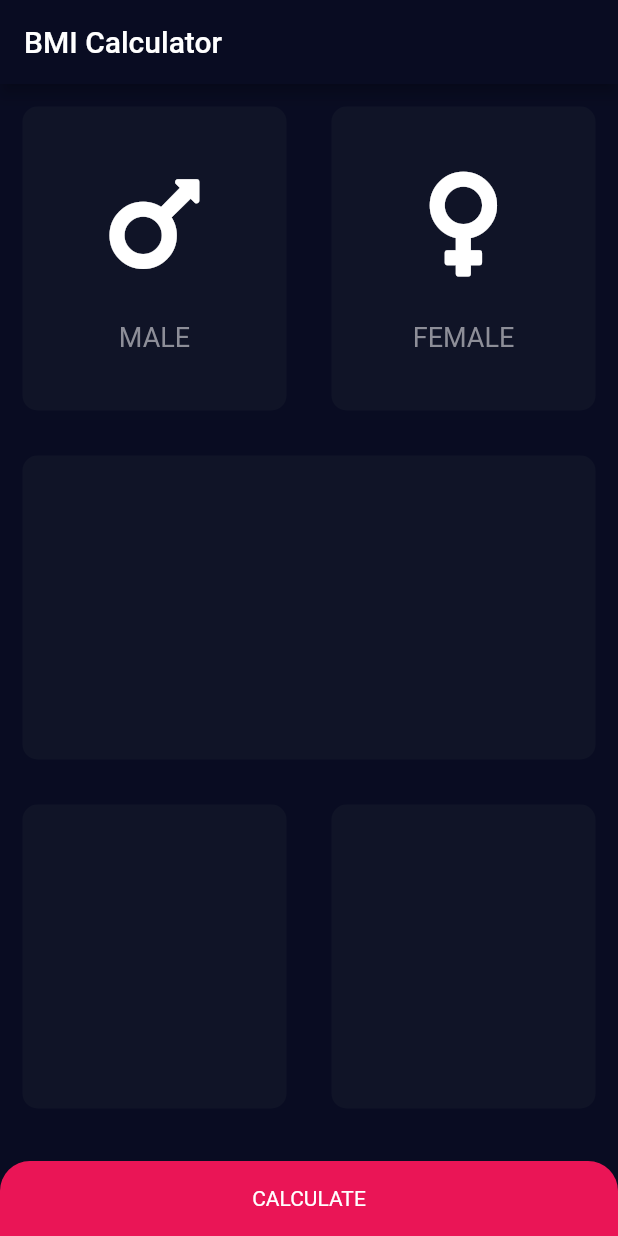
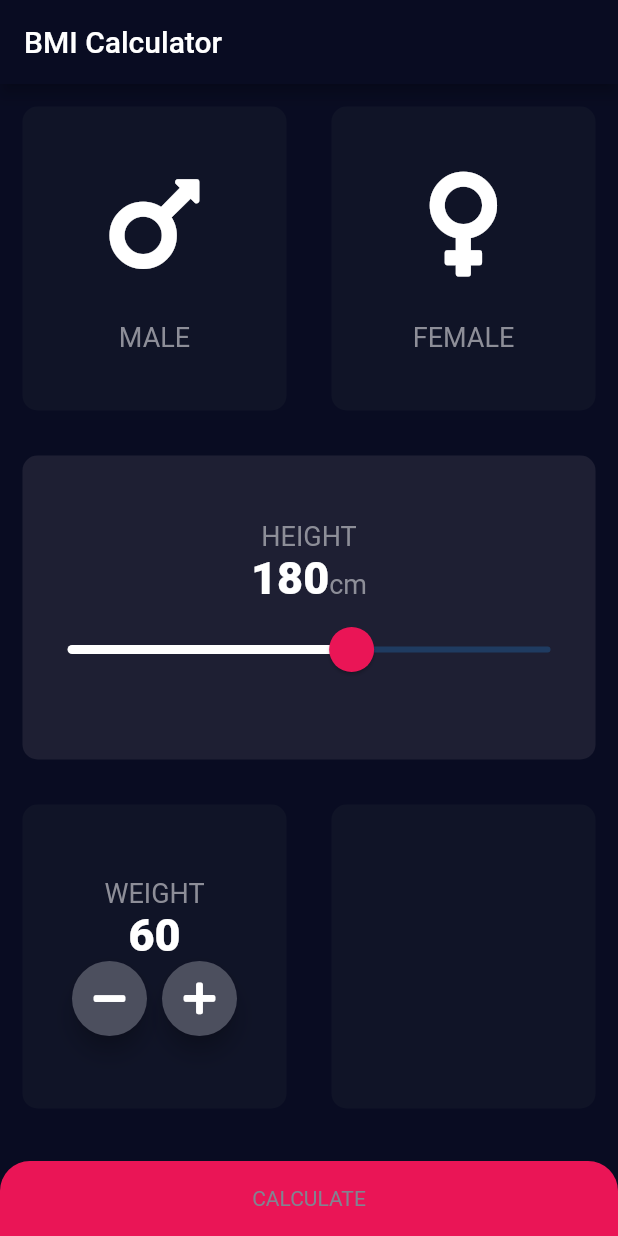
Before and after one commit to tdnghia98/bmi_calculator, a Flutter app: the screen it shows after launch, on a phone screen of 412 x 824 dp. Run offline on Flutter 3.47's test engine with Material 2 defaults, Android fonts, the phone set to English and light mode, and no system bars; our stand-ins replace font_awesome_flutter.

Commit message:
add ưeight ưidget

```diff
--- a/lib/card_child.dart
+++ b/lib/card_child.dart
@@ -1,9 +1,5 @@
 import 'package:flutter/material.dart';
-
-const labelTextStyle = TextStyle(
-  color: Color(0xFF8D8E98),
-  fontSize: 18.0,
-);
+import 'constants.dart';
 
 class CardChild extends StatelessWidget {
   CardChild({@required this.icon, this.cardTitle});
@@ -26,7 +22,7 @@ class CardChild extends StatelessWidget {
         ),
         Text(
           cardTitle,
-          style: labelTextStyle,
+          style: kLabelTextStyle,
         ),
       ],
     );
--- /dev/null
+++ b/lib/constants.dart
@@ -0,0 +1,19 @@
+import 'package:flutter/material.dart';
+
+const Color kCardInactiveColor = Color(0xFF101427);
+const Color kCardActiveColor = Color(0xFF1E1F33);
+const Color kRedPinkAccentColor = Color(0xFFEA1556);
+const Color kSliderActiveColor = kRedPinkAccentColor;
+const Color kSliderInactiveColor = Color(0xFF8D8E98);
+const kBottomContainerHeight = 50.0;
+
+const kLabelTextStyle = TextStyle(
+  color: Color(0xFF8D8E98),
+  fontSize: 18.0,
+);
+
+const kNumberTextStyle = TextStyle(
+  color: Colors.white,
+  fontSize: 30.0,
+  fontWeight: FontWeight.w900,
+);
--- a/lib/input_page.dart
+++ b/lib/input_page.dart
@@ -4,11 +4,7 @@ import 'package:font_awesome_flutter/font_awesome_flutter.dart';
 
 import 'reusable_card.dart';
 import 'card_child.dart';
-
-const Color inactiveCardColor = Color(0xFF101427);
-const Color activeCardColor = Color(0xFF1E1F33);
-const Color redPinkAccentColor = Color(0xFFEA1556);
-const bottomContainerHeight = 50.0;
+import 'constants.dart';
 
 enum Genre { Male, Female }
 
@@ -22,6 +18,9 @@ class InputPage extends StatefulWidget {
 }
 
 class _InputPageState extends State<InputPage> {
+  int height = 180;
+  int weight = 60;
+
   @override
   Widget build(BuildContext context) {
     return SafeArea(
@@ -31,6 +30,7 @@ class _InputPageState extends State<InputPage> {
         ),
         body: Center(
           child: Column(
+            crossAxisAlignment: CrossAxisAlignment.stretch,
             children: <Widget>[
               Expanded(
                 child: Row(
@@ -42,8 +42,8 @@ class _InputPageState extends State<InputPage> {
                             cardTitle: 'MALE',
                           ),
                           color: selectedGenre == Genre.Male
-                              ? activeCardColor
-                              : inactiveCardColor,
+                              ? kCardActiveColor
+                              : kCardInactiveColor,
                           onPressed: () {
                             setState(() {
                               selectedGenre = Genre.Male;
@@ -57,8 +57,8 @@ class _InputPageState extends State<InputPage> {
                             cardTitle: 'FEMALE',
                           ),
                           color: selectedGenre == Genre.Female
-                              ? activeCardColor
-                              : inactiveCardColor,
+                              ? kCardActiveColor
+                              : kCardInactiveColor,
                           onPressed: () {
                             setState(() {
                               selectedGenre = Genre.Female;
@@ -70,17 +70,77 @@ class _InputPageState extends State<InputPage> {
               ),
               Expanded(
                 child: ReusableCard(
-                  color: inactiveCardColor,
+                  cardChild: Column(
+                    mainAxisAlignment: MainAxisAlignment.center,
+                    children: <Widget>[
+                      Text(
+                        'HEIGHT',
+                        style: kLabelTextStyle,
+                      ),
+                      Row(
+                        textBaseline: TextBaseline.alphabetic,
+                        mainAxisAlignment: MainAxisAlignment.center,
+                        crossAxisAlignment: CrossAxisAlignment.baseline,
+                        children: <Widget>[
+                          Text(
+                            height.toString(),
+                            style: kNumberTextStyle,
+                          ),
+                          Text('cm', style: kLabelTextStyle)
+                        ],
+                      ),
+                      Slider(
+                        value: height.toDouble(),
+                        min: 80,
+                        max: 250,
+                        onChanged: (double newValue) {
+                          setState(() {
+                            height = newValue.round();
+                          });
+                        },
+                      )
+                    ],
+                  ),
+                  color: kCardActiveColor,
                 ),
               ),
               Expanded(
                 child: Row(
                   children: <Widget>[
                     Expanded(
-                      child: ReusableCard(color: inactiveCardColor),
+                      child: ReusableCard(
+                        color: kCardInactiveColor,
+                        cardChild: Column(
+                          mainAxisAlignment: MainAxisAlignment.center,
+                          children: <Widget>[
+                            Text(
+                              'WEIGHT',
+                              style: kLabelTextStyle,
+                            ),
+                            Text(
+                              weight.toString(),
+                              style: kNumberTextStyle,
+                            ),
+                            Row(
+                              mainAxisAlignment: MainAxisAlignment.center,
+                              children: <Widget>[
+                                RoundIconButton(
+                                  icon: FontAwesomeIcons.minus,
+                                ),
+                                SizedBox(
+                                  width: 10.0,
+                                ),
+                                RoundIconButton(
+                                  icon: FontAwesomeIcons.plus,
+                                ),
+                              ],
+                            ),
+                          ],
+                        ),
+                      ),
                     ),
                     Expanded(
-                      child: ReusableCard(color: inactiveCardColor),
+                      child: ReusableCard(color: kCardInactiveColor),
                     ),
                   ],
                 ),
@@ -89,20 +149,17 @@ class _InputPageState extends State<InputPage> {
                 margin: EdgeInsets.only(top: 20.0),
                 // Stretch width to full screen
                 width: double.infinity,
-                height: bottomContainerHeight,
+                height: kBottomContainerHeight,
                 decoration: BoxDecoration(
                   borderRadius: BorderRadius.only(
                     topLeft: Radius.circular(20.0),
                     topRight: Radius.circular(20.0),
                   ),
-                  color: redPinkAccentColor,
+                  color: kRedPinkAccentColor,
                 ),
                 child: Center(
                   child: Text(
                     'CALCULATE',
-                    style: TextStyle(
-                      color: Colors.white,
-                    ),
                   ),
                 ),
               ),
@@ -113,3 +170,27 @@ class _InputPageState extends State<InputPage> {
     );
   }
 }
+
+class RoundIconButton extends StatelessWidget {
+  RoundIconButton({this.icon});
+
+  final IconData icon;
+
+  @override
+  Widget build(BuildContext context) {
+    return RawMaterialButton(
+      fillColor: Color(0xFF4C4F5E),
+      shape: CircleBorder(),
+      elevation: 6.0,
+      constraints: BoxConstraints.tightFor(
+        width: 50.0,
+        height: 50.0,
+      ),
+      child: Icon(
+        icon,
+        color: Colors.white,
+      ),
+      onPressed: () {},
+    );
+  }
+}
--- a/lib/main.dart
+++ b/lib/main.dart
@@ -1,3 +1,4 @@
+import 'package:bmi_calculator/constants.dart';
 import 'package:flutter/material.dart';
 
 import 'input_page.dart';
@@ -11,6 +12,14 @@ class MyApp extends StatelessWidget {
     return MaterialApp(
       title: 'Flutter Demo',
       theme: ThemeData(
+        sliderTheme: SliderTheme.of(context).copyWith(
+          activeTrackColor: Colors.white,
+          inactiveTickMarkColor: kSliderInactiveColor,
+          thumbColor: kRedPinkAccentColor,
+          overlayColor: kRedPinkAccentColor.withAlpha(26),
+          thumbShape: RoundSliderThumbShape(enabledThumbRadius: 15.0),
+          overlayShape: RoundSliderOverlayShape(overlayRadius: 30.0),
+        ),
         primaryColor: Color(0xFF090C22),
         scaffoldBackgroundColor: Color(0xFF090C22),
         accentColor: Color(0xFFEA1556),
--- a/lib/reusable_card.dart
+++ b/lib/reusable_card.dart
@@ -1,8 +1,7 @@
 import 'package:flutter/material.dart';
 
 class ReusableCard extends StatelessWidget {
-  ReusableCard(
-      {@required this.color, this.cardChild, @required this.onPressed});
+  ReusableCard({@required this.color, this.cardChild, this.onPressed});
 
   final Color color;
   final Widget cardChild;
```
